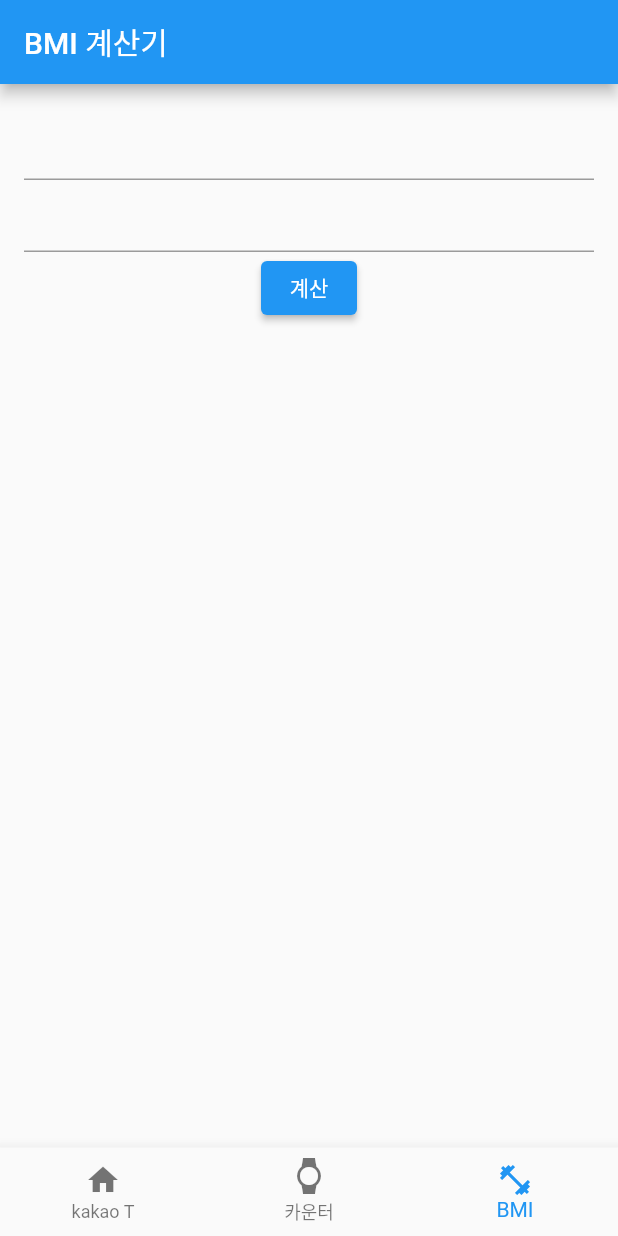
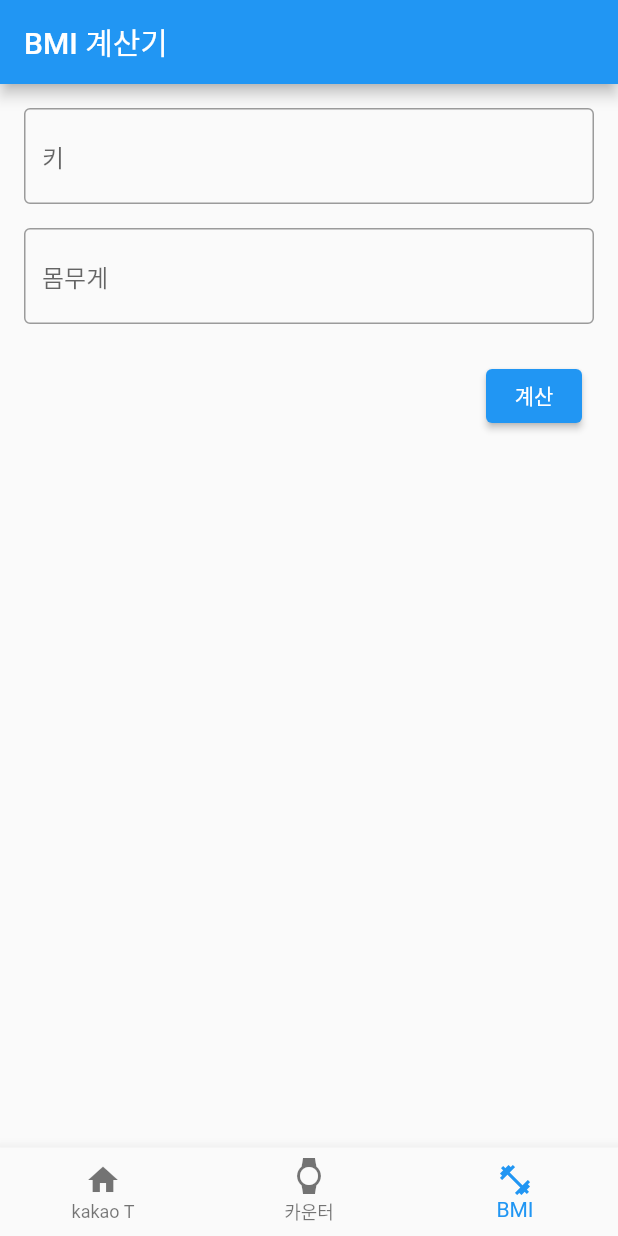
Before and after one commit to kmn400/kakao_t_ui_exam, a Flutter app: the screen it shows after launch, item 3 of the bottom bar chosen, on a phone screen of 412 x 824 dp. Run offline on Flutter 3.47's test engine with Material 2 defaults, Android fonts, the phone set to English and light mode, and no system bars; our stand-ins replace carousel_slider; network calls fail.

Commit message:
12/13 BMI_CALC

```diff
--- a/lib/ui/bmi_calc/bmi_calc_home_screen.dart
+++ b/lib/ui/bmi_calc/bmi_calc_home_screen.dart
@@ -1,8 +1,30 @@
 import 'package:flutter/material.dart';
-import 'package:kakao_t_ui_exam/ui/bmi_calc/bmi_calc_result_screen.dart';
 
-class BmiCalcHomeScreen extends StatelessWidget {
-  const BmiCalcHomeScreen({Key key}) : super(key: key);
+import 'bmi_calc_result_screen.dart';
+
+class BmiCalcHomeScreen extends StatefulWidget {
+  @override
+  State<BmiCalcHomeScreen> createState() => _BmiCalcHomeScreenState();
+}
+
+class _BmiCalcHomeScreenState extends State<BmiCalcHomeScreen> {
+  //글로벌 키를 이해하면 물론 좋지만,
+  //이걸 이해 하는데 상당한 노력을 요하기에,
+  //그냥 넘어가도 괜찮다.
+  final _formKey = GlobalKey<FormState>();
+
+  //입력값을 출력하기 위해서 controller를 활용해야 한다.
+  final _heightController = TextEditingController();
+  final _weightController = TextEditingController();
+
+  //화면을 닫기 전에 dispose 함수를 사용해서 메모리에서 해제해야함.
+  //그래야 메모리 과부하가 안 걸림.
+
+  void dispose() {
+    _heightController.dispose();
+    _weightController.dispose();
+    super.dispose();
+  }
 
   @override
   Widget build(BuildContext context) {
@@ -10,19 +32,58 @@ class BmiCalcHomeScreen extends StatelessWidget {
       appBar: AppBar(
         title: const Text('BMI 계산기'),
       ),
-      body: Padding(
+      body: Container(
+        child: Padding(
           padding: const EdgeInsets.all(16.0),
+          child: Form(
+            key: _formKey,
             child: Column(
+              children: <Widget>[
+                TextFormField(
+                  decoration: InputDecoration(
+                    border: OutlineInputBorder(),
+                    hintText: '키',
+                  ),
+                  controller: _heightController, //TextFormField 속성에 컨트롤러가 있음.
+                  keyboardType: TextInputType.number,
+                  validator: (value) {
+                    if (value?.isEmpty ?? false) {
+                      return '키를 입력하세요';
+                    }
+                  },
+                ),
+                SizedBox(
+                  height: 16.0,
+                ),
+                TextFormField(
+                    decoration: InputDecoration(
+                      border: OutlineInputBorder(),
+                      hintText: '몸무게',
+                    ),
+                    controller: _weightController,
+                    keyboardType: TextInputType.number,
+                    validator: (value) {
+                      if (value?.isEmpty ?? false) {
+                        return '몸무게를 입력하세요';
+                      }
+                    }),
+                Container(
+                  margin: const EdgeInsets.only(top: 16.0),
+                  alignment: Alignment.centerRight,
+                  child: ButtonBar(
                     children: [
-            TextField(),
-            TextField(),
                       ElevatedButton(
                         onPressed: () {
-                //버튼 눌렀을 때
+                          // 버튼 눌렀을 때
+                          if (_formKey.currentState?.validate() ?? false) {}
                           Navigator.push(
                             context,
                             MaterialPageRoute(
-                      builder: (context) => BmiCalcResultScreen()),
+                                builder: (context) => BmiCalcResultScreen(
+                                    height: double.parse(
+                                        _heightController.text.trim()),
+                                    weight: double.parse(
+                                        _weightController.text.trim()))),
                           );
                         },
                         child: Text('계산'),
@@ -30,6 +91,11 @@ class BmiCalcHomeScreen extends StatelessWidget {
                     ],
                   ),
                 ),
+              ],
+            ),
+          ),
+        ),
+      ),
     );
   }
 }
```
Also changed, not shown: lib/ui/bmi_calc/bmi_calc_result_screen.dart (+74 -10 lines). Lines whose indentation alone changed are shown as unchanged.
